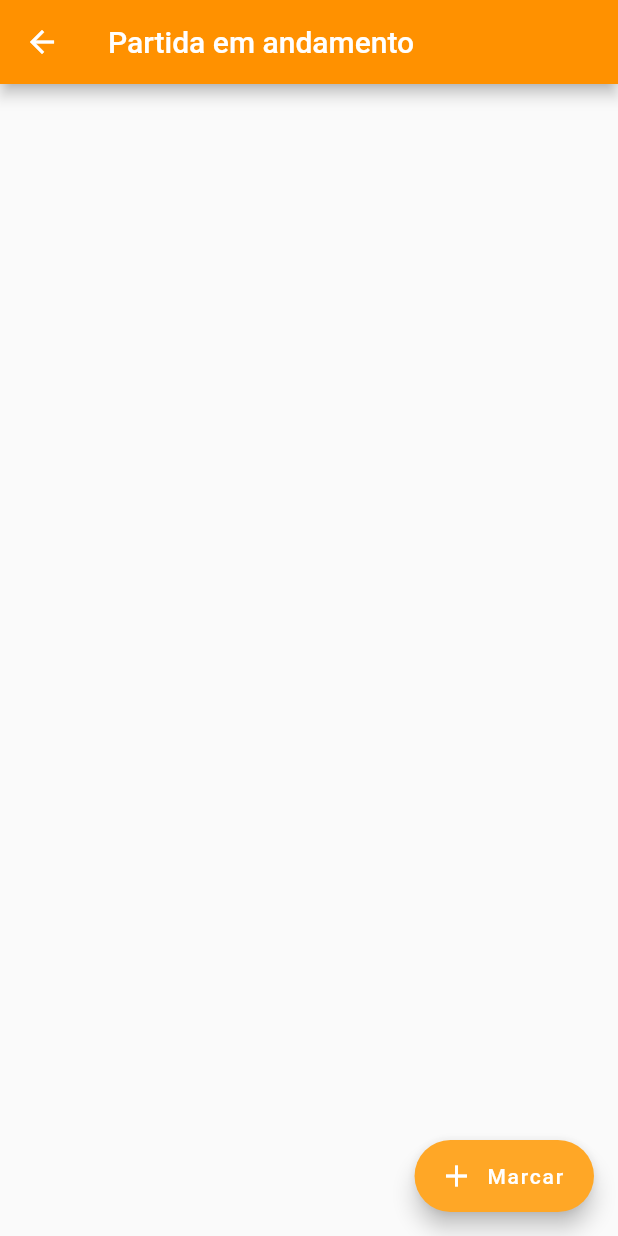
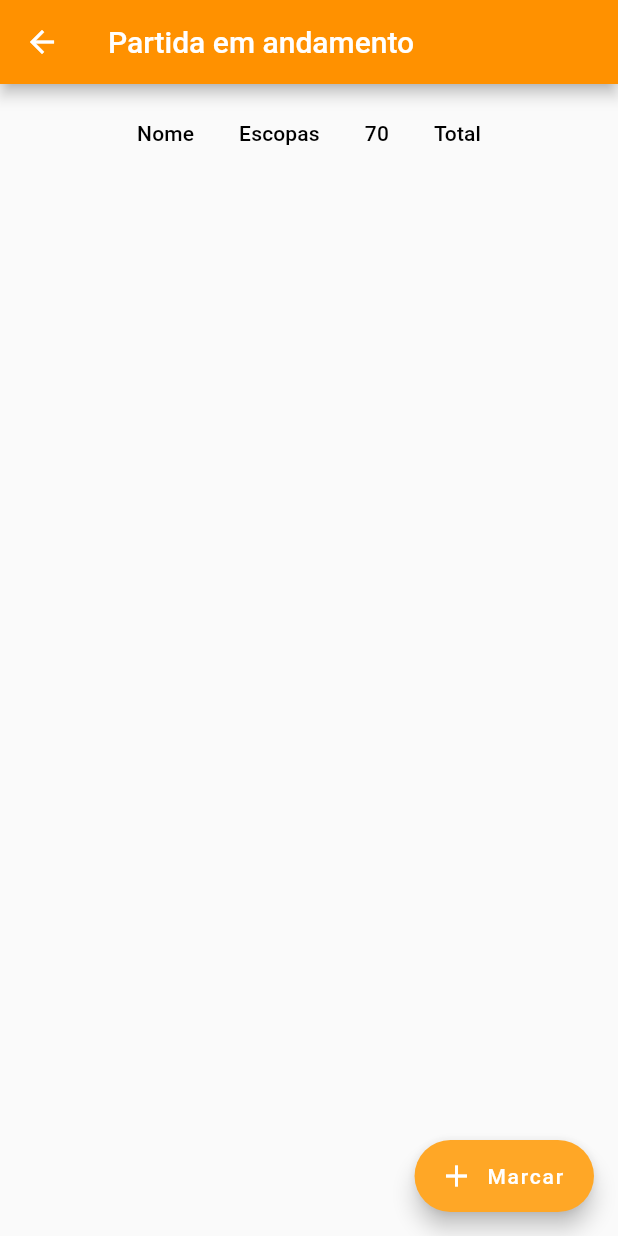
Before and after one commit to lParanhos/marcador_escopa, a Flutter app: the Match screen opened directly, on a phone screen of 412 x 824 dp. Run offline on Flutter 3.47's test engine with Material 2 defaults, Android fonts, the phone set to English and light mode, and no system bars; statements that could not run were skipped.

```diff
--- a/lib/screens/match/main.dart
+++ b/lib/screens/match/main.dart
@@ -1,10 +1,12 @@
 import 'package:flutter/material.dart';
-import 'package:marcador_escopa/models/player.dart';
+import 'package:marcador_escopa/models/Player.dart';
 import 'package:marcador_escopa/screens/addPoints/main.dart';
 import 'package:marcador_escopa/utils/colors.dart';
+import 'package:marcador_escopa/widgets/table.dart';
 
 class Match extends StatefulWidget {
-  List<String> players = [];
+  final List<String> players;
+
   Match({Key key, this.players}) : super(key: key);
 
   @override
@@ -39,28 +41,60 @@ class _MatchState extends State<Match> {
     });
   }
 
+  Future<bool> _onWillPop() async {
+    return (await showDialog(
+        context: context,
+        builder: (context) => AlertDialog(
+              title: Text("Ao sair você perderá os dados da partida !"),
+              content: Text("Deseja sair da partida ?"),
+              actions: <Widget>[
+                FlatButton(
+                  child: Text("Não"),
+                  onPressed: () => Navigator.of(context).pop(false),
+                ),
+                FlatButton(
+                  child: Text("Sim"),
+                  onPressed: () => Navigator.of(context).pop(true),
+                )
+              ],
+            )));
+  }
+
   @override
   Widget build(BuildContext context) {
     print(widget.players);
-    return Scaffold(
+    return WillPopScope(
+      onWillPop: _onWillPop,
+      child: Scaffold(
         appBar: AppBar(
           backgroundColor: primary,
           title: Text("Partida em andamento"),
         ),
-      body: Container(
-          child: SizedBox.expand(
-        child: Wrap(
+        body: SingleChildScrollView(
+          child: Container(
+            width: MediaQuery.of(context).size.width,
+            child: Column(
+              children: <Widget>[
+                Wrap(
                   direction: Axis.horizontal,
                   alignment: WrapAlignment.spaceAround,
-          children: List.generate(
-              scoreboard.length, (index) => playerPoint(scoreboard[index])),
+                  spacing: 30.0,
+                  children: List.generate(scoreboard.length,
+                      (index) => playerPoint(scoreboard[index])),
                 ),
-      )),
+                Ranking(
+                  players: scoreboard,
+                )
+              ],
+            ),
+          ),
+        ),
         floatingActionButton: FloatingActionButton.extended(
           backgroundColor: secondary,
           icon: Icon(Icons.add),
           label: Text("Marcar"),
           onPressed: () => _navigateToScoreTable(),
+        ),
       ),
     );
   }
--- /dev/null
+++ b/lib/widgets/table.dart
@@ -0,0 +1,32 @@
+import 'package:flutter/material.dart';
+import 'package:marcador_escopa/models/Player.dart';
+
+class Ranking extends StatelessWidget {
+  final List<PlayerToScorePoints> players;
+
+  Ranking({Key key, this.players}) : super(key: key);
+
+  @override
+  Widget build(BuildContext context) {
+    return Container(
+      padding: EdgeInsets.all(5.0),
+      child: DataTable(
+        columnSpacing: 30.0,
+        columns: [
+          DataColumn(label: Text("Nome")),
+          DataColumn(label: Text("Escopas")),
+          DataColumn(label: Text("70")),
+          DataColumn(label: Text("Total")),
+        ],
+        rows: List.generate(
+            players.length,
+            (index) => DataRow(cells: [
+                  DataCell(Text(players[index].name)),
+                  DataCell(Text(players[index].escopas.toString())),
+                  DataCell(Text(players[index].seventy.toString())),
+                  DataCell(Text(players[index].total.toString())),
+                ])),
+      ),
+    );
+  }
+}
```
Also changed, not shown: lib/models/match.dart (deleted, +0 -12 lines), lib/screens/addPoints/main.dart (+8 -6 lines), lib/widgets/dialog.dart (deleted, +0 -84 lines). Lines whose indentation alone changed are shown as unchanged.
